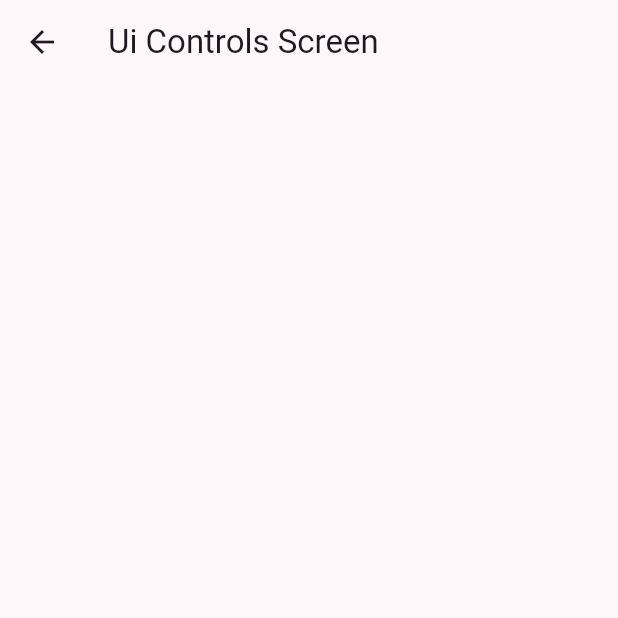
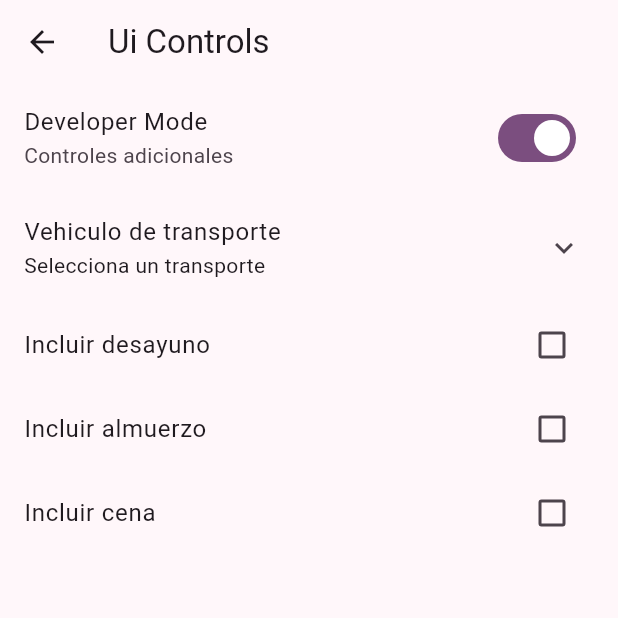
Before and after one commit to CarlosHugoRodriguezC/widgetsAppFlutter, a Flutter app: the UiControlsScreen screen opened directly, on a phone screen of 412 x 824 dp, the top half of it. Run offline on Flutter 3.47's test engine with Material 2 defaults, Android fonts, the phone set to English and light mode, and no system bars; our stand-ins replace go_router.

Commit message:
ui controls screen finished

```diff
--- a/lib/config/menu/menu_items.dart
+++ b/lib/config/menu/menu_items.dart
@@ -39,4 +39,9 @@ const appMenuItems = <MenuItem>[
       subtitle: 'Statefull widget animado',
       link: '/animated',
       icon: Icons.check_box_outlined),
+  MenuItem(
+      title: 'UI Controls + Tiles',
+      subtitle: 'Una serie de controles de flutter',
+      link: '/ui-controls',
+      icon: Icons.car_rental_outlined),
 ];
--- a/lib/config/router/app_router.dart
+++ b/lib/config/router/app_router.dart
@@ -35,5 +35,10 @@ final router = GoRouter(
       name: AnimatedScreen.name,
       builder: (context, state) => const AnimatedScreen(),
     ),
+    GoRoute(
+      path: '/ui-controls',
+      name: UiControlsScreen.name,
+      builder: (context, state) => const UiControlsScreen(),
+    ),
   ],
 );
--- a/lib/presentation/screens/ui_controls/ui_controls_screen.dart
+++ b/lib/presentation/screens/ui_controls/ui_controls_screen.dart
@@ -8,8 +8,116 @@ class UiControlsScreen extends StatelessWidget {
   Widget build(BuildContext context) {
     return Scaffold(
       appBar: AppBar(
-        title: const Text('Ui Controls Screen'),
+        title: const Text('Ui Controls'),
       ),
+      body: const _UiControlsView(),
     );
   }
 }
+
+class _UiControlsView extends StatefulWidget {
+  const _UiControlsView();
+
+  @override
+  State<_UiControlsView> createState() => _UiControlsViewState();
+}
+
+enum Transportation { car, plane, boat, submarine }
+
+class _UiControlsViewState extends State<_UiControlsView> {
+  bool isDeveloper = true;
+  Transportation selectedTransportation = Transportation.car;
+  bool wantsBreakfast = false;
+  bool wantsLunch = false;
+  bool wantsDinner = false;
+
+  @override
+  Widget build(BuildContext context) {
+    return ListView(
+      physics: const ClampingScrollPhysics(),
+      children: [
+        SwitchListTile(
+          title: const Text('Developer Mode'),
+          subtitle: const Text('Controles adicionales'),
+          value: isDeveloper,
+          onChanged: (value) {
+            isDeveloper = value;
+            setState(() {});
+          },
+        ),
+        ExpansionTile(
+          title: const Text('Vehiculo de transporte'),
+          subtitle: const Text('Selecciona un transporte'),
+          children: [
+            RadioListTile(
+              title: const Text('By Car'),
+              subtitle: const Text('Viajar por carro'),
+              value: Transportation.car,
+              groupValue: selectedTransportation,
+              onChanged: (value) {
+                setState(() {
+                  selectedTransportation = Transportation.car;
+                });
+              },
+            ),
+            RadioListTile(
+              title: const Text('By Boat'),
+              subtitle: const Text('Viajar por bote'),
+              value: Transportation.boat,
+              groupValue: selectedTransportation,
+              onChanged: (value) {
+                setState(() {
+                  selectedTransportation = Transportation.boat;
+                });
+              },
+            ),
+            RadioListTile(
+              title: const Text('By Plane'),
+              subtitle: const Text('Viajar por avion'),
+              value: Transportation.plane,
+              groupValue: selectedTransportation,
+              onChanged: (value) {
+                setState(() {
+                  selectedTransportation = Transportation.plane;
+                });
+              },
+            ),
+            RadioListTile(
+              title: const Text('By Submarine'),
+              subtitle: const Text('Viajar por submarino'),
+              value: Transportation.submarine,
+              groupValue: selectedTransportation,
+              onChanged: (value) {
+                setState(() {
+                  selectedTransportation = Transportation.submarine;
+                });
+              },
+            )
+          ],
+        ),
+        // TODO: Por aqui
+        CheckboxListTile(
+          title: const Text('Incluir desayuno'),
+          value: wantsBreakfast,
+          onChanged: (value) => setState(() {
+            wantsBreakfast = !wantsBreakfast;
+          }),
+        ),
+        CheckboxListTile(
+          title: const Text('Incluir almuerzo'),
+          value: wantsLunch,
+          onChanged: (value) => setState(() {
+            wantsLunch = !wantsLunch;
+          }),
+        ),
+        CheckboxListTile(
+          title: const Text('Incluir cena'),
+          value: wantsDinner,
+          onChanged: (value) => setState(() {
+            wantsDinner = !wantsDinner;
+          }),
+        )
+      ],
+    );
+  }
+}
```
